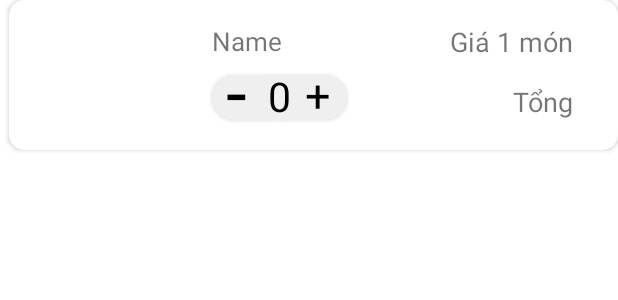
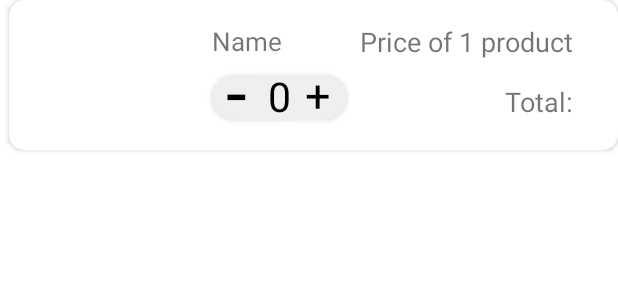
Before and after one commit to ngochai-hcmus/WinXEnchantixShop, an Android app: the layout item_cart.xml on its own in the app's theme, with its tools: preview values and no code run, on a phone screen of 412 x 824 dp. Shown: the top 300 px of the screen. Run offline under Robolectric (Android 15) with nearby library versions, the light colour scheme and no system bars.

Commit message:
update item cart, item product confirm

```diff
--- a/app/src/main/res/layout/item_cart.xml
+++ b/app/src/main/res/layout/item_cart.xml
@@ -66,7 +66,7 @@
         android:id="@+id/text_price"
         android:layout_width="wrap_content"
         android:layout_height="wrap_content"
-        android:text="Giá 1 món"
+        android:text="Price of 1 product"
         android:layout_gravity="end"
         android:layout_marginRight="30dp"
         android:layout_marginTop="15dp"
@@ -76,7 +76,7 @@
         android:id="@+id/text_total"
         android:layout_width="wrap_content"
         android:layout_height="wrap_content"
-        android:text="Tổng"
+        android:text="Total:"
         android:layout_gravity="end"
         android:layout_marginRight="30dp"
         android:layout_marginTop="55dp"
--- a/app/src/main/res/layout/item_product_confirm.xml
+++ b/app/src/main/res/layout/item_product_confirm.xml
@@ -33,7 +33,7 @@
         android:id="@+id/text_total"
         android:layout_width="wrap_content"
         android:layout_height="wrap_content"
-        android:text="Tổng"
+        android:text="Total:"
         android:layout_gravity="end"
         android:layout_marginRight="40dp"
         android:layout_marginTop="50dp"
```
